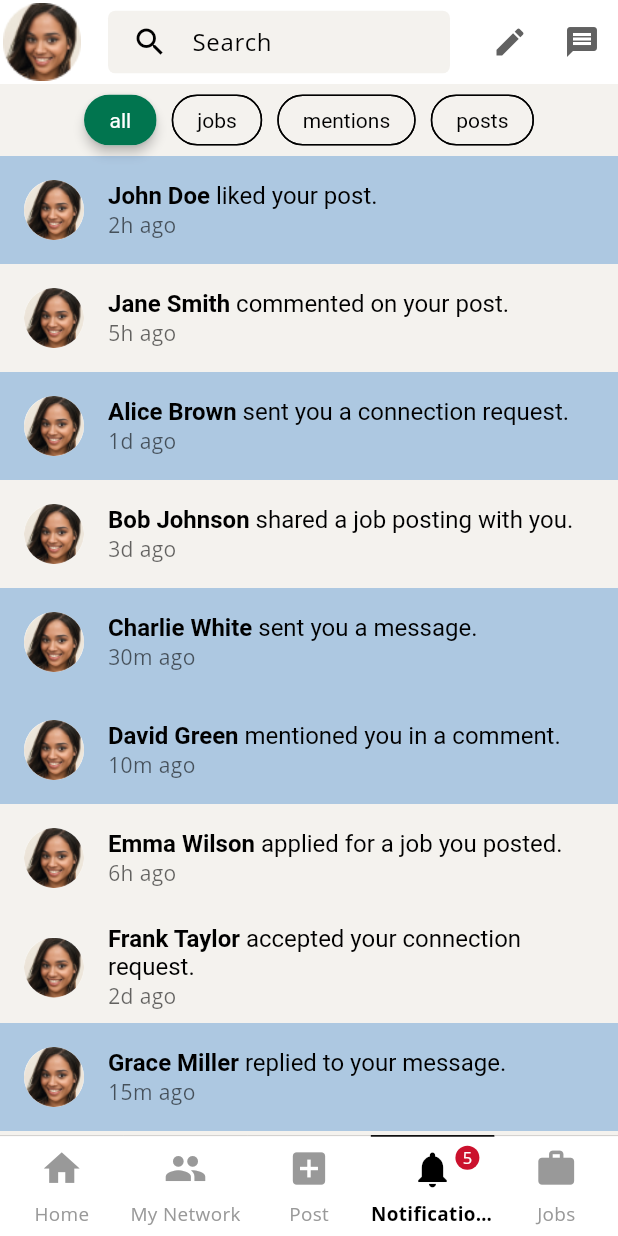
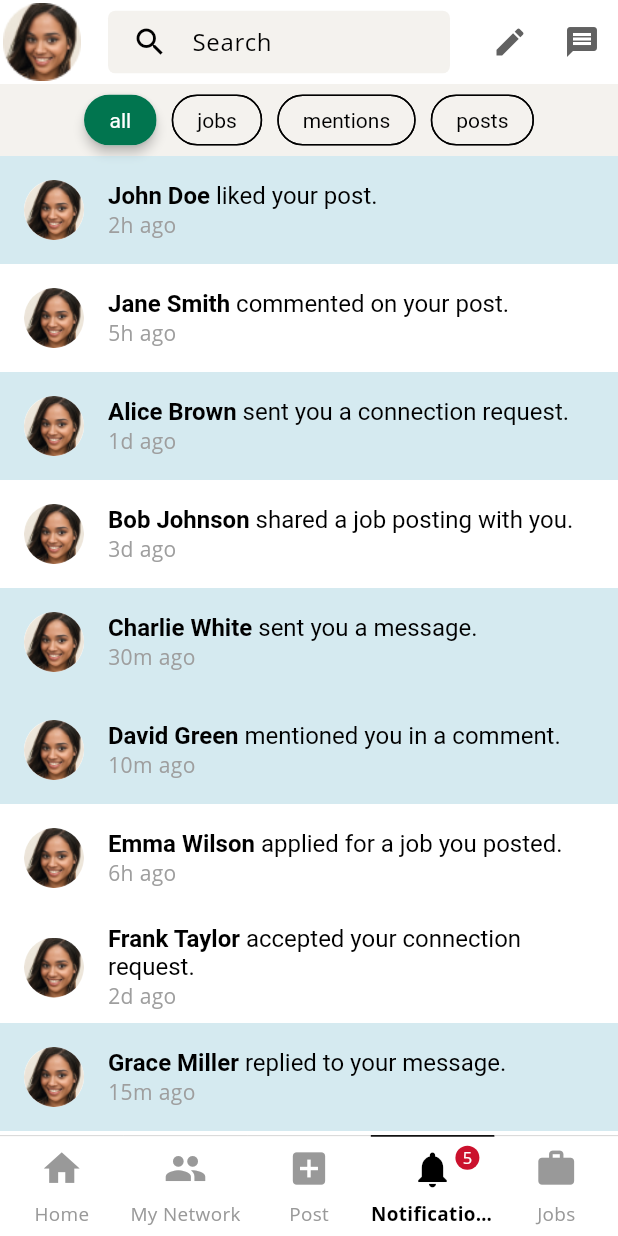
Before and after one commit to LinkUp-SW/Cross, a Flutter app: the NotificationsView screen opened by its route, on a phone screen of 412 x 824 dp. Run offline on Flutter 3.47's test engine with Material 3 defaults, Android fonts, the phone set to English and light mode, and no system bars; our stand-ins replace dropdown_search, flutter_riverpod, flutter_screenutil, flutter_secure_storage, go_router, image_picker and 5 more; missing offline and left inert: any_link_preview, flutter_cached_pdfview; accounts and stored records are empty; Roboto replaces fonts that are missing (Open Sans).

Commit message:
Revert "applying the dark mode for the notfication tiles"

```diff
--- a/lib/features/notifications/widgets/notification_tile.dart
+++ b/lib/features/notifications/widgets/notification_tile.dart
@@ -1,4 +1,3 @@
-
 import 'package:flutter/material.dart';
 import '../model/notification_model.dart';
 
@@ -14,22 +13,15 @@ class NotificationTile extends StatelessWidget {
 
   @override
   Widget build(BuildContext context) {
-    final theme = Theme.of(context); // Get theme data
-
-
     return Container(
-      color: notification.isRead
-          ? theme.colorScheme.surface // White (light mode) / Dark (dark mode)
-          : theme.colorScheme.secondary.withOpacity(0.3), // Light blue (light mode) / Dark blue (dark
+      color: notification.isRead ? Colors.white : const Color.fromARGB(100, 166, 222, 243), // Unread = blue, Read = white
       child: ListTile(
-
         leading: const CircleAvatar(
           backgroundImage: AssetImage("assets/images/profile.png"),
-
         ),
         title: RichText(
           text: TextSpan(
-            style: TextStyle(color: theme.colorScheme.onSurface, fontSize: 16),
+            style: const TextStyle(color: Colors.black, fontSize: 16),
             children: [
               TextSpan(
                 text: '${notification.name} ',
@@ -39,9 +31,8 @@ class NotificationTile extends StatelessWidget {
             ],
           ),
         ),
-        subtitle: Text(notification.time,
-            style: TextStyle(color: theme.colorScheme.onSurface.withOpacity(0.6))),
-        onTap: onTap, // Trigger read state change when tapped
+        subtitle: Text(notification.time, style: const TextStyle(color: Colors.grey)),
+        onTap: onTap, //  Trigger read state change when tapped
       ),
     );
   }
```
